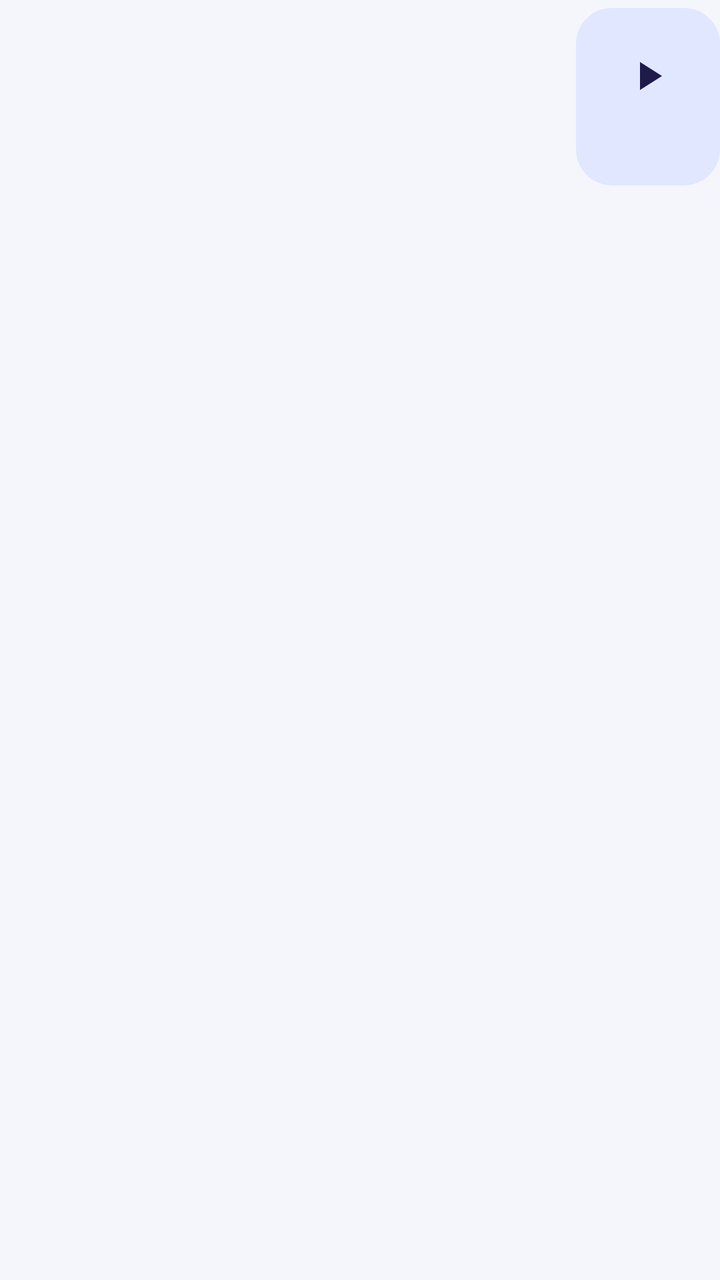
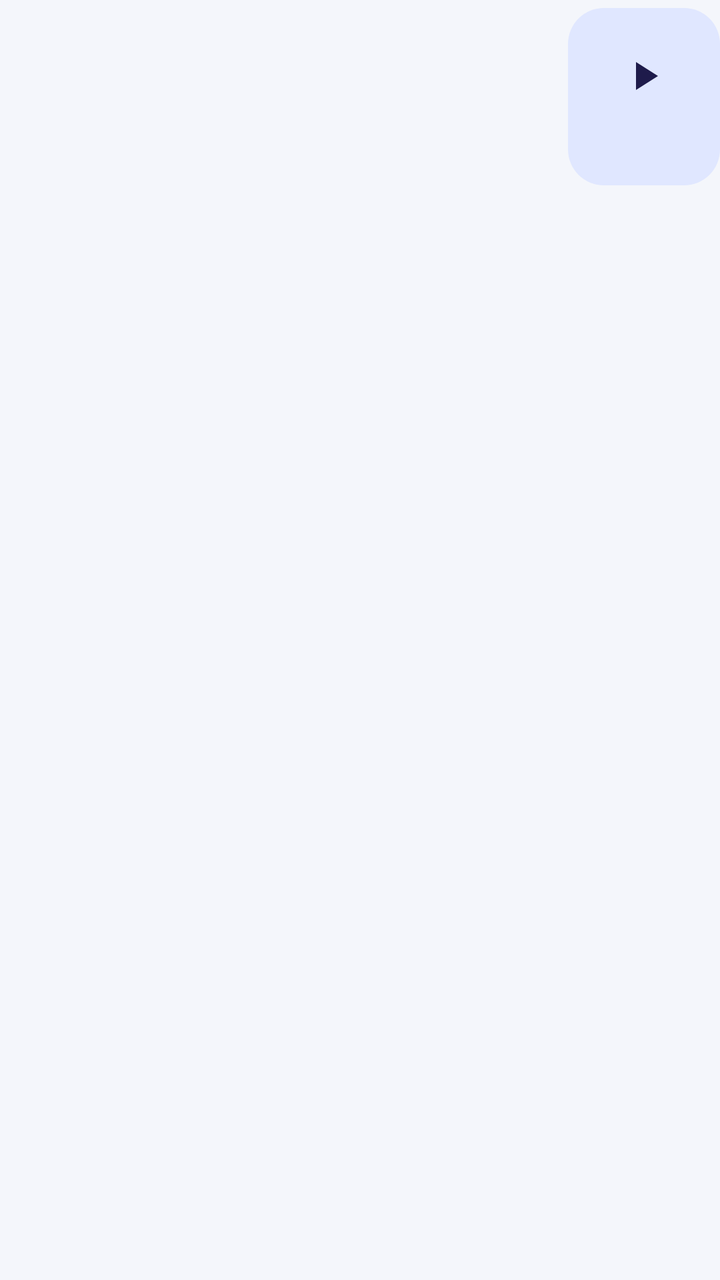

The first picture is an Android layout as it rendered before a commit; the second is the same layout after the commit. The layout source and the unified diff follow.
<!-- AndroidManifest.xml: application theme Theme.NexaChat -->
<!-- res/layout/item_message_video_outgoing.xml -->
<?xml version="1.0" encoding="utf-8"?>
<androidx.constraintlayout.widget.ConstraintLayout xmlns:android="http://schemas.android.com/apk/res/android"
    xmlns:app="http://schemas.android.com/apk/res-auto"
    android:layout_width="match_parent"
    android:layout_height="wrap_content"
    android:paddingVertical="@dimen/space_xs">
    <LinearLayout
        android:id="@+id/bubbleContainer"
        android:layout_width="wrap_content"
        android:layout_height="wrap_content"
        android:background="@drawable/bg_message_bubble"
        android:backgroundTint="@color/bubble_mine"
        android:maxWidth="@dimen/bubble_max_width"
        android:orientation="vertical"
        android:paddingHorizontal="12dp" android:paddingVertical="10dp"
        app:layout_constraintEnd_toEndOf="parent"
        app:layout_constraintHorizontal_bias="1"
        app:layout_constraintStart_toStartOf="parent"
        app:layout_constraintTop_toTopOf="parent">
        <TextView android:id="@+id/senderName" android:layout_width="wrap_content" android:layout_height="wrap_content" android:textAppearance="?attr/textAppearanceLabelSmall" android:textColor="?attr/colorOnPrimaryContainer" android:textStyle="bold" android:visibility="gone"/>
        <include android:id="@+id/replyQuote" layout="@layout/include_message_reply_quote" android:visibility="gone"/>
        <TextView android:id="@+id/messageBody" android:layout_width="wrap_content" android:layout_height="wrap_content" android:textAppearance="?attr/textAppearanceBodyMedium" android:textColor="?attr/colorOnPrimaryContainer" android:visibility="gone"/>
        <ImageView android:id="@+id/messageImage" android:layout_width="220dp" android:layout_height="160dp" android:contentDescription="@string/cd_open_attachment" android:scaleType="centerCrop" android:visibility="gone"/>
        <ImageButton android:id="@+id/playButton" android:layout_width="@dimen/min_touch_target" android:layout_height="@dimen/min_touch_target" android:background="?attr/selectableItemBackgroundBorderless" android:contentDescription="@string/cd_open_attachment" android:src="@drawable/ic_play_arrow" app:tint="?attr/colorOnPrimaryContainer" android:visibility="visible"/>
        <TextView android:id="@+id/fileName" android:layout_width="wrap_content" android:layout_height="wrap_content" android:drawableStart="@drawable/ic_description" android:drawablePadding="10dp" android:drawableTint="?attr/colorOnPrimaryContainer" android:gravity="center_vertical" android:textAppearance="?attr/textAppearanceBodyMedium" android:textColor="?attr/colorOnPrimaryContainer" android:visibility="gone"/>
        <TextView android:id="@+id/systemLabel" android:layout_width="wrap_content" android:layout_height="wrap_content" android:textAppearance="?attr/textAppearanceBodySmall" android:textColor="?attr/colorOnSurfaceVariant" android:visibility="gone"/>
        <include android:id="@+id/bubbleMeta" layout="@layout/include_message_bubble_meta"/>
        <include android:id="@+id/reactionsRow" layout="@layout/include_message_reactions_row"/>
    </LinearLayout>
</androidx.constraintlayout.widget.ConstraintLayout>
<!-- res/layout/include_message_reply_quote.xml (included above) -->
<?xml version="1.0" encoding="utf-8"?>
<LinearLayout xmlns:android="http://schemas.android.com/apk/res/android"
    android:layout_width="match_parent"
    android:layout_height="wrap_content"
    android:background="@drawable/bg_reply_quote"
    android:orientation="vertical"
    android:padding="@dimen/space_sm">
    <TextView android:id="@+id/replyAuthor" android:layout_width="wrap_content" android:layout_height="wrap_content" android:textAppearance="?attr/textAppearanceLabelSmall" android:textColor="?attr/colorPrimary" android:textStyle="bold"/>
    <TextView android:id="@+id/replySnippet" android:layout_width="wrap_content" android:layout_height="wrap_content" android:ellipsize="end" android:maxLines="2" android:textAppearance="?attr/textAppearanceBodySmall" android:textColor="?attr/colorOnSurfaceVariant"/>
</LinearLayout>
<!-- res/layout/include_message_bubble_meta.xml (included above) -->
<?xml version="1.0" encoding="utf-8"?>
<LinearLayout xmlns:android="http://schemas.android.com/apk/res/android"
    android:id="@+id/bubbleMetaRow"
    android:layout_width="wrap_content"
    android:layout_height="wrap_content"
    android:layout_gravity="end"
    android:layout_marginTop="2dp"
    android:gravity="center_vertical"
    android:orientation="horizontal">

    <TextView
        android:id="@+id/editedLabel"
        android:layout_width="wrap_content"
        android:layout_height="wrap_content"
        android:layout_marginEnd="@dimen/space_xs"
        android:textAppearance="?attr/textAppearanceLabelSmall"
        android:textColor="?attr/colorOnSurfaceVariant"
        android:textStyle="italic"
        android:visibility="gone" />

    <TextView
        android:id="@+id/timeLabel"
        android:layout_width="wrap_content"
        android:layout_height="wrap_content"
        android:textAppearance="?attr/textAppearanceLabelSmall"
        android:textColor="?attr/colorOnSurfaceVariant" />

    <ProgressBar
        android:id="@+id/sendingProgress"
        style="?android:attr/progressBarStyleSmall"
        android:layout_width="14dp"
        android:layout_height="14dp"
        android:layout_marginStart="@dimen/space_xs"
        android:visibility="gone" />

    <ImageView
        android:id="@+id/deliveryIcon"
        android:layout_width="14dp"
        android:layout_height="14dp"
        android:layout_marginStart="@dimen/space_xs"
        android:contentDescription="@string/cd_delivered"
        android:visibility="gone" />

    <TextView
        android:id="@+id/deliveryStatusText"
        android:layout_width="wrap_content"
        android:layout_height="wrap_content"
        android:layout_marginStart="@dimen/space_xs"
        android:textAppearance="?attr/textAppearanceLabelSmall"
        android:textColor="?attr/colorOnSurfaceVariant"
        android:visibility="gone" />
</LinearLayout>
<!-- res/layout/include_message_reactions_row.xml (included above) -->
<?xml version="1.0" encoding="utf-8"?>
<com.google.android.material.chip.ChipGroup xmlns:android="http://schemas.android.com/apk/res/android"
    xmlns:app="http://schemas.android.com/apk/res-auto"
    android:id="@+id/reactionChipGroup"
    android:layout_width="wrap_content"
    android:layout_height="wrap_content"
    android:layout_marginTop="@dimen/space_xs"
    app:singleLine="true" />
<!-- resources referenced by this layout -->
<resources>
  <color name="bubble_mine">#FFE0E7FF</color>
  <dimen name="bubble_max_width">280dp</dimen>
  <dimen name="min_touch_target">48dp</dimen>
  <dimen name="space_sm">8dp</dimen>
  <dimen name="space_xs">4dp</dimen>
  <string name="cd_delivered">Delivered</string>
  <string name="cd_open_attachment">Open attachment</string>
  <style name="Theme.NexaChat" parent="Theme.NexaChat.Views" />
  <color name="bubble_other">#FFFFFFFF</color>
  <color name="colorPrimary">@color/brand_indigo</color>
  <color name="colorOnPrimary">#FFFFFFFF</color>
  <color name="colorPrimaryContainer">@color/brand_indigo_container</color>
  <color name="colorOnPrimaryContainer">@color/brand_on_indigo_container</color>
  <color name="colorSecondary">@color/slate_secondary</color>
  <color name="colorOnSecondary">#FFFFFFFF</color>
  <color name="colorSecondaryContainer">@color/slate_secondary_container</color>
  <color name="colorOnSecondaryContainer">@color/slate_on_secondary_container</color>
  <color name="colorTertiary">@color/tertiary_sky</color>
  <color name="colorOnTertiary">#FFFFFFFF</color>
  <color name="colorTertiaryContainer">@color/tertiary_sky_container</color>
  <color name="colorOnTertiaryContainer">@color/tertiary_on_sky_container</color>
  <color name="colorError">@color/error_red</color>
  <color name="colorOnError">#FFFFFFFF</color>
  <color name="colorErrorContainer">@color/error_container_light</color>
  <color name="colorOnErrorContainer">@color/on_error_container_light</color>
  <color name="colorBackground">@color/background_light</color>
  <color name="colorOnBackground">@color/text_primary_light</color>
  <color name="colorSurface">@color/surface_light</color>
  <color name="colorOnSurface">@color/text_primary_light</color>
  <color name="colorSurfaceVariant">@color/surface_variant_light</color>
  <color name="surface_container_low_light">#FFFFFFFF</color>
  <color name="surface_container_light">#FFF1F5F9</color>
  <color name="surface_container_high_light">#FFE8EEF5</color>
  <color name="colorOnSurfaceVariant">@color/text_secondary_light</color>
  <color name="colorOutline">@color/slate_border</color>
  <color name="colorOutlineVariant">@color/slate_divider</color>
  <style name="TextAppearance.NexaChat.TitleSmall" parent="TextAppearance.Material3.TitleSmall" />
  <style name="TextAppearance.NexaChat.BodyLarge" parent="TextAppearance.Material3.BodyLarge" />
  <style name="TextAppearance.NexaChat.BodyMedium" parent="TextAppearance.Material3.BodyMedium" />
  <style name="TextAppearance.NexaChat.BodySmall" parent="TextAppearance.Material3.BodySmall" />
  <style name="TextAppearance.NexaChat.LabelLarge" parent="TextAppearance.Material3.LabelLarge" />
  <style name="TextAppearance.NexaChat.LabelSmall" parent="TextAppearance.Material3.LabelSmall" />
  <color name="brand_indigo">#FF4F46E5</color>
  <color name="brand_indigo_container">#FFE0E7FF</color>
  <color name="brand_on_indigo_container">#FF1E1B4B</color>
  <color name="slate_secondary">#FF505F76</color>
  <color name="slate_secondary_container">#FFD0E1FB</color>
  <color name="slate_on_secondary_container">#FF1D283A</color>
  <color name="tertiary_sky">#FF0EA5E9</color>
  <color name="tertiary_sky_container">#FFBAE6FD</color>
  <color name="tertiary_on_sky_container">#FF0369A1</color>
  <color name="error_red">#FFBA1A1A</color>
  <color name="error_container_light">#FFFFDAD6</color>
  <color name="on_error_container_light">#FF93000A</color>
  <color name="background_light">#FFF4F6FB</color>
  <color name="text_primary_light">#FF0F172A</color>
  <color name="surface_light">#FFFFFFFF</color>
  <color name="surface_variant_light">#FFE8EEF5</color>
  <color name="text_secondary_light">#FF64748B</color>
  <color name="slate_border">#FFCBD5E1</color>
  <color name="slate_divider">#FFE2E8F0</color>
  <dimen name="corner_sm">8dp</dimen>
  <dimen name="corner_md">12dp</dimen>
  <dimen name="corner_lg">16dp</dimen>
  <!-- unchanged entries left out for length: 15 -->
</resources>

<!-- the commit's change to res/layout/item_message_video_outgoing.xml (unified diff, before → after) -->
@@ -12,7 +12,8 @@
         android:backgroundTint="@color/bubble_mine"
         android:maxWidth="@dimen/bubble_max_width"
         android:orientation="vertical"
-        android:paddingHorizontal="12dp" android:paddingVertical="10dp"
+        android:paddingHorizontal="14dp"
+        android:paddingVertical="10dp"
         app:layout_constraintEnd_toEndOf="parent"
         app:layout_constraintHorizontal_bias="1"
         app:layout_constraintStart_toStartOf="parent"
